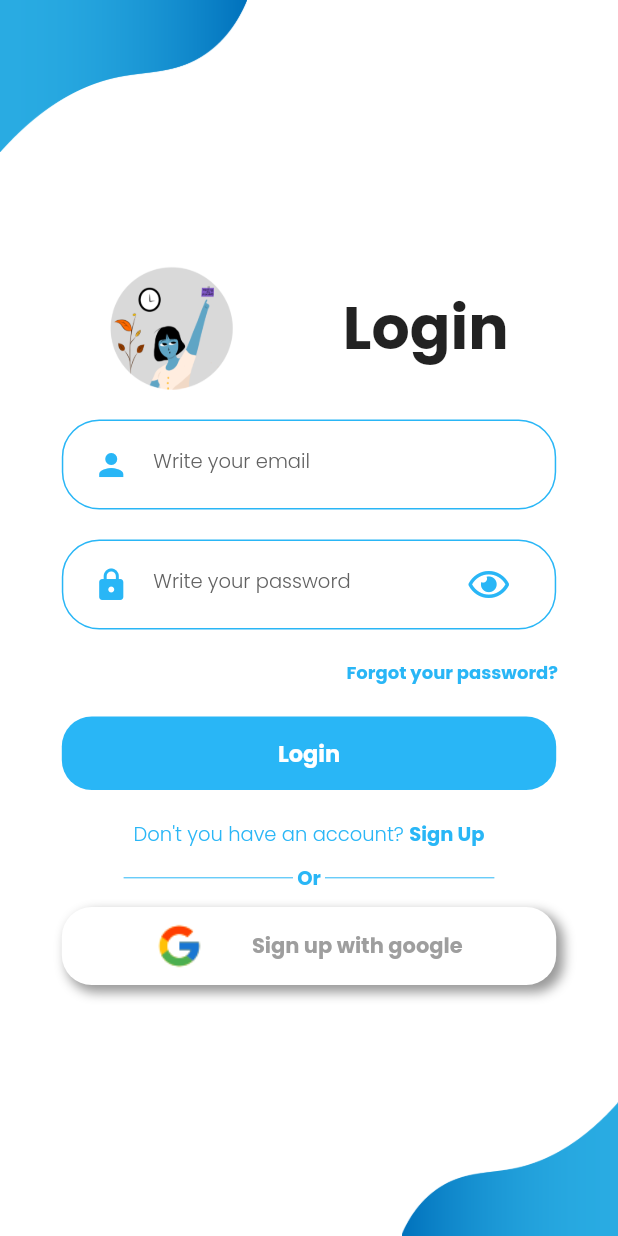
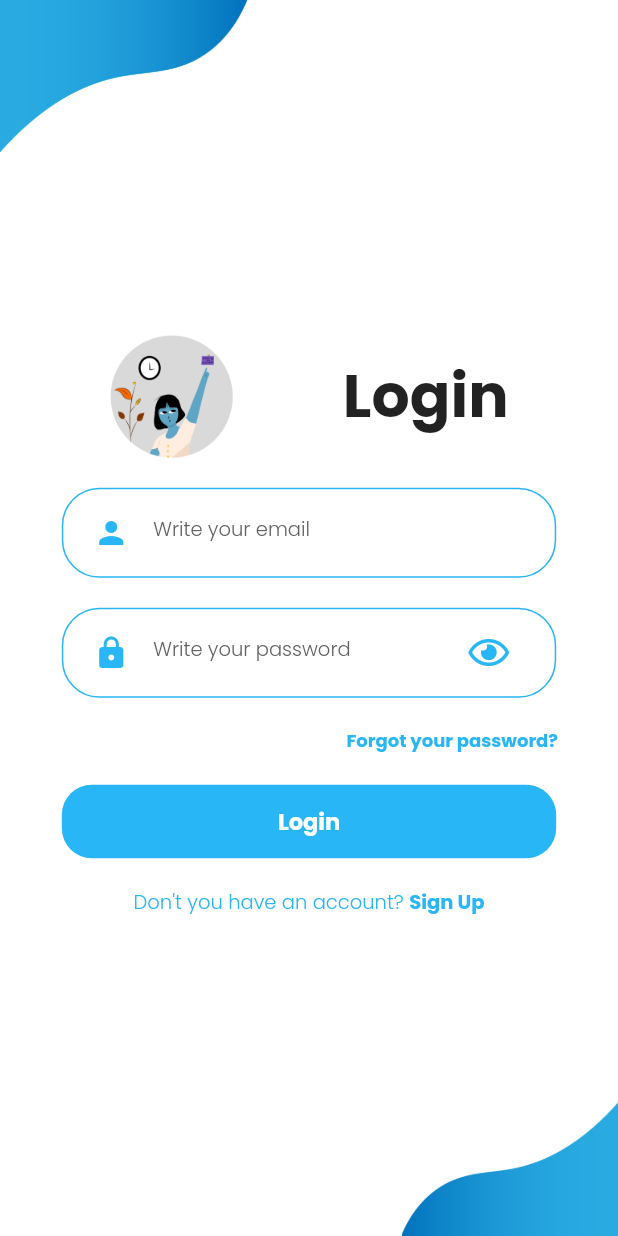
Before and after one commit to MiguelDIslas/Flutter-TDLP, a Flutter app: the screen it shows after launch, after a tap on "Login", on a phone screen of 412 x 824 dp. Run offline on Flutter 3.47's test engine with Material 2 defaults, Android fonts, the phone set to English and light mode, and no system bars; our stand-ins replace bottom_navy_bar, cloud_firestore, connectivity, email_validator, firebase_auth, firebase_core and 5 more; missing offline and left inert: firebase; accounts and stored records are empty.

Commit message:
Patch to login and registration screen

```diff
--- a/lib/Screens/Login/components/body.dart
+++ b/lib/Screens/Login/components/body.dart
@@ -12,8 +12,8 @@ import '../../../components/background_with_images.dart';
 import '../../../components/rounded_button.dart';
 import '../../../components/have_account.dart';
 import '../../../components/forgot_password.dart';
-import '../../../components/or_widget.dart';
-import '../../../components/social_media.dart';
+// import '../../../components/or_widget.dart';
+// import '../../../components/social_media.dart';
 import '../../../components/rounded_input_field.dart';
 import '../../../components/customtoast.dart';
 
@@ -134,11 +134,11 @@ class _BodyState extends State<Body> {
               text: 'Sign Up',
               onTap: () => Navigator.pushNamed(context, SignUp.routeName),
             ),
-            OrDivider(),
-            Row(
-              mainAxisAlignment: MainAxisAlignment.center,
-              children: <Widget>[const SocialMediaSU()],
-            ),
+            // OrDivider(),
+            // Row(
+            //   mainAxisAlignment: MainAxisAlignment.center,
+            //   children: <Widget>[const SocialMediaSU()],
+            // ),
           ],
         ),
       ),
--- a/lib/Screens/Login/login_screen.dart
+++ b/lib/Screens/Login/login_screen.dart
@@ -1,35 +1,35 @@
 import 'package:flutter/material.dart';
 import 'components/body.dart';
-import 'package:todo_list_project/Screens/Dashboard/dashboard.dart';
-import 'package:firebase_auth/firebase_auth.dart';
+// import 'package:todo_list_project/Screens/Dashboard/dashboard.dart';
+// import 'package:firebase_auth/firebase_auth.dart';
+
+class LoginScreen extends StatelessWidget {
+  static String routeName = "/login";
+  @override
+  Widget build(BuildContext context) {
+    return Body();
+  }
+}
 
 // class LoginScreen extends StatelessWidget {
 //   static String routeName = "/login";
 //   @override
-//   Widget build(BuildContext context) {
-//     return Body();
-//   }
+//   Widget build(BuildContext context) => Scaffold(
+//         body: StreamBuilder(
+//           stream: FirebaseAuth.instance.authStateChanges(),
+//           builder: (context, snapshot) {
+//             if (snapshot.connectionState == ConnectionState.waiting) {
+//               return Center(child: const CircularProgressIndicator());
+//             } else if (snapshot.hasData) {
+//               return DashboardScreen();
+//             } else if (snapshot.hasError) {
+//               return Center(
+//                 child: const Text('Something went wrong'),
+//               );
+//             } else {
+//               return Body();
+//             }
+//           },
+//         ),
+//       );
 // }
-
-class LoginScreen extends StatelessWidget {
-  static String routeName = "/login";
-  @override
-  Widget build(BuildContext context) => Scaffold(
-        body: StreamBuilder(
-          stream: FirebaseAuth.instance.authStateChanges(),
-          builder: (context, snapshot) {
-            if (snapshot.connectionState == ConnectionState.waiting) {
-              return Center(child: const CircularProgressIndicator());
-            } else if (snapshot.hasData) {
-              return DashboardScreen();
-            } else if (snapshot.hasError) {
-              return Center(
-                child: const Text('Something went wrong'),
-              );
-            } else {
-              return Body();
-            }
-          },
-        ),
-      );
-}
--- a/lib/Screens/SignUp/components/body.dart
+++ b/lib/Screens/SignUp/components/body.dart
@@ -11,8 +11,8 @@ import '../../Dashboard/dashboard.dart';
 import '../../../components/background_with_images.dart';
 import '../../../components/rounded_button.dart';
 import '../../../components/have_account.dart';
-//import '../../../components/or_widget.dart';
-//import '../../../components/social_media.dart';
+// import '../../../components/or_widget.dart';
+// import '../../../components/social_media.dart';
 import '../../../components/rounded_input_field.dart';
 import '../../../components/customtoast.dart';
 
@@ -142,7 +142,7 @@ class _BodyState extends State<Body> {
               information: 'Already have an account? ',
               onTap: () => Navigator.pushNamed(context, LoginScreen.routeName),
             ),
-            //const OrDivider(),
+            // const OrDivider(),
             // Row(
             //   mainAxisAlignment: MainAxisAlignment.center,
             //   children: <Widget>[const SocialMediaSU()],
--- a/lib/Screens/SignUp/sign_up_screen.dart
+++ b/lib/Screens/SignUp/sign_up_screen.dart
@@ -1,9 +1,8 @@
 import 'package:flutter/material.dart';
-
-///import 'package:firebase_auth/firebase_auth.dart';
+// import 'package:firebase_auth/firebase_auth.dart';
 
 import 'components/body.dart';
-//import '../Dashboard/dashboard.dart';
+// import '../Dashboard/dashboard.dart';
 
 class SignUp extends StatelessWidget {
   static String routeName = "/signup";
```
Also changed, not shown: pubspec.yaml (+6 -6 lines), pubspec.lock.
